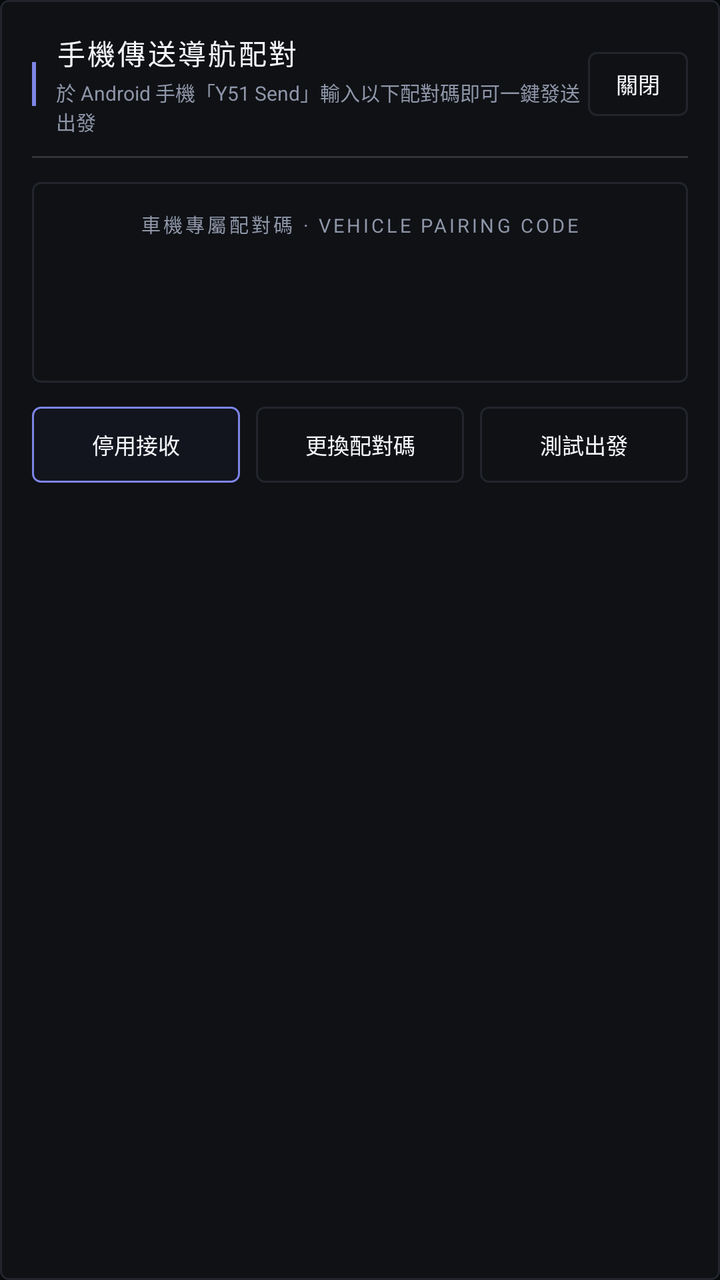
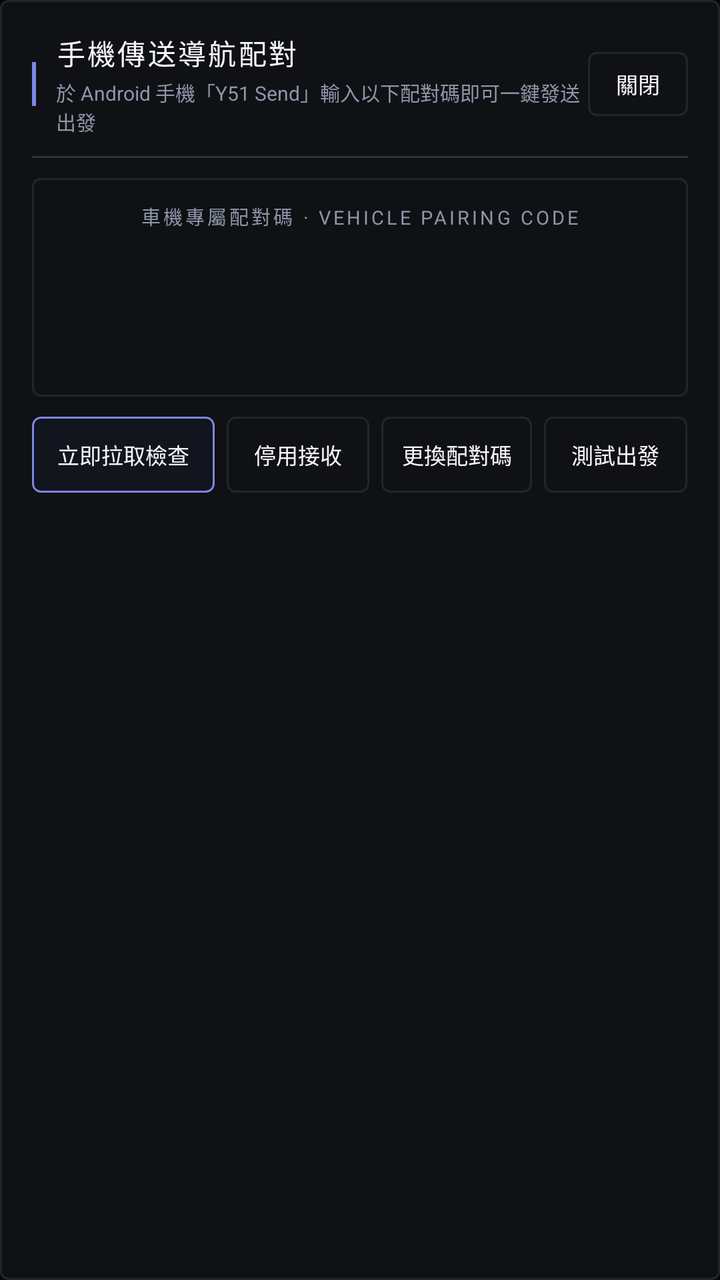

Screens rendered from an Android XML layout before and after an edit, with the pre-edit source and the edit as a unified diff.
<!-- AndroidManifest.xml: application theme Theme.InfinitiFineVision -->
<!-- res/layout/dialog_remote_nav.xml -->
<?xml version="1.0" encoding="utf-8"?>
<LinearLayout xmlns:android="http://schemas.android.com/apk/res/android"
    android:id="@+id/panelRemoteNavDialog"
    android:layout_width="match_parent"
    android:layout_height="wrap_content"
    android:background="@drawable/bg_panel"
    android:orientation="vertical"
    android:padding="16dp">

    <LinearLayout
        android:layout_width="match_parent"
        android:layout_height="wrap_content"
        android:gravity="center_vertical"
        android:orientation="horizontal">

        <View
            android:layout_width="2dp"
            android:layout_height="22dp"
            android:layout_marginEnd="10dp"
            android:background="@color/accent_fine_vision" />

        <LinearLayout
            android:layout_width="0dp"
            android:layout_height="wrap_content"
            android:layout_weight="1"
            android:orientation="vertical">

            <TextView
                android:layout_width="match_parent"
                android:layout_height="wrap_content"
                android:fontFamily="sans-serif-medium"
                android:letterSpacing="0.08"
                android:text="@string/remote_nav_dialog_title"
                android:textColor="@color/text_primary"
                android:textSize="14sp" />

            <TextView
                android:layout_width="match_parent"
                android:layout_height="wrap_content"
                android:layout_marginTop="2dp"
                android:text="@string/remote_nav_dialog_sub"
                android:textColor="@color/text_secondary"
                android:textSize="10sp" />
        </LinearLayout>

        <TextView
            android:id="@+id/btnRemoteNavDialogClose"
            android:layout_width="wrap_content"
            android:layout_height="32dp"
            android:background="@drawable/bg_button_instrument"
            android:clickable="true"
            android:focusable="true"
            android:fontFamily="sans-serif-medium"
            android:gravity="center"
            android:paddingStart="14dp"
            android:paddingEnd="14dp"
            android:text="@string/voice_btn_close"
            android:textColor="@color/text_primary"
            android:textSize="11sp" />
    </LinearLayout>

    <View
        android:layout_width="match_parent"
        android:layout_height="1dp"
        android:layout_marginTop="10dp"
        android:layout_marginBottom="12dp"
        android:background="@color/glass_divider" />

    
    <LinearLayout
        android:id="@+id/panelRemoteNavCodeBox"
        android:layout_width="match_parent"
        android:layout_height="wrap_content"
        android:background="@drawable/bg_button_instrument"
        android:gravity="center"
        android:orientation="vertical"
        android:padding="14dp">

        <TextView
            android:layout_width="wrap_content"
            android:layout_height="wrap_content"
            android:letterSpacing="0.14"
            android:text="@string/remote_nav_code_label"
            android:textColor="@color/text_secondary"
            android:textSize="9.5sp" />

        <TextView
            android:id="@+id/tvRemoteNavPairingCode"
            android:layout_width="wrap_content"
            android:layout_height="wrap_content"
            android:layout_marginTop="6dp"
            android:fontFamily="monospace"
            android:fontFeatureSettings="tnum"
            android:letterSpacing="0.16"
            android:textColor="@color/text_primary"
            android:textSize="24sp"
            android:textStyle="bold" />

        <TextView
            android:id="@+id/tvRemoteNavStateHint"
            android:layout_width="wrap_content"
            android:layout_height="wrap_content"
            android:layout_marginTop="6dp"
            android:textColor="@color/accent_fine_vision"
            android:textSize="10sp" />
    </LinearLayout>

    <LinearLayout
        android:layout_width="match_parent"
        android:layout_height="38dp"
        android:layout_marginTop="12dp"
        android:orientation="horizontal">

        <TextView
            android:id="@+id/btnRemoteNavToggle"
            android:layout_width="0dp"
            android:layout_height="match_parent"
            android:layout_marginEnd="8dp"
            android:layout_weight="1"
            android:background="@drawable/bg_button_accent"
            android:clickable="true"
            android:focusable="true"
            android:fontFamily="sans-serif-medium"
            android:gravity="center"
            android:text="@string/remote_nav_toggle_disable"
            android:textColor="@color/text_primary"
            android:textSize="11sp" />

        <TextView
            android:id="@+id/btnRemoteNavRegenerate"
            android:layout_width="0dp"
            android:layout_height="match_parent"
            android:layout_marginEnd="8dp"
            android:layout_weight="1"
            android:background="@drawable/bg_button_instrument"
            android:clickable="true"
            android:focusable="true"
            android:fontFamily="sans-serif-medium"
            android:gravity="center"
            android:text="@string/remote_nav_btn_regen"
            android:textColor="@color/text_primary"
            android:textSize="11sp" />

        <TextView
            android:id="@+id/btnRemoteNavTest"
            android:layout_width="0dp"
            android:layout_height="match_parent"
            android:layout_weight="1"
            android:background="@drawable/bg_button_instrument"
            android:clickable="true"
            android:focusable="true"
            android:fontFamily="sans-serif-medium"
            android:gravity="center"
            android:text="@string/remote_nav_btn_test"
            android:textColor="@color/text_primary"
            android:textSize="11sp" />
    </LinearLayout>
</LinearLayout>
<!-- resources referenced by this layout -->
<resources>
  <color name="accent_fine_vision">#7D85E6</color>
  <color name="glass_divider">#24FFFFFF</color>
  <color name="text_primary">#F5F6FA</color>
  <color name="text_secondary">#8E96A8</color>
  <!-- drawable bg_button_accent (drawable) -->
  <?xml version="1.0" encoding="utf-8"?>
  <selector xmlns:android="http://schemas.android.com/apk/res/android">
      <item android:state_pressed="true">
          <shape android:shape="rectangle">
              <solid android:color="@color/surface_accent_pressed" />
              <stroke
                  android:width="1dp"
                  android:color="@color/text_primary" />
              <corners android:radius="4dp" />
          </shape>
      </item>
      <item>
          <shape android:shape="rectangle">
              <solid android:color="@color/surface_accent" />
              <stroke
                  android:width="1dp"
                  android:color="@color/accent_fine_vision" />
              <corners android:radius="4dp" />
          </shape>
      </item>
  </selector>
  <!-- drawable bg_button_instrument (drawable) -->
  <?xml version="1.0" encoding="utf-8"?>
  <selector xmlns:android="http://schemas.android.com/apk/res/android">
      <item android:state_pressed="true">
          <shape android:shape="rectangle">
              <solid android:color="@color/surface_panel_pressed" />
              <stroke
                  android:width="1dp"
                  android:color="@color/accent_fine_vision" />
              <corners android:radius="4dp" />
          </shape>
      </item>
      <item>
          <shape android:shape="rectangle">
              <solid android:color="@color/surface_panel" />
              <stroke
                  android:width="1dp"
                  android:color="@color/border_hairline" />
              <corners android:radius="4dp" />
          </shape>
      </item>
  </selector>
  <!-- drawable bg_panel (drawable) -->
  <?xml version="1.0" encoding="utf-8"?>
  <shape xmlns:android="http://schemas.android.com/apk/res/android"
      android:shape="rectangle">
      <solid android:color="@color/surface_panel" />
      <stroke
          android:width="1dp"
          android:color="@color/border_hairline" />
      <corners android:radius="4dp" />
  </shape>
  <string name="remote_nav_btn_regen">更換配對碼</string>
  <string name="remote_nav_btn_test">測試出發</string>
  <string name="remote_nav_code_label">車機專屬配對碼 · VEHICLE PAIRING CODE</string>
  <string name="remote_nav_dialog_sub">於 Android 手機「Y51 Send」輸入以下配對碼即可一鍵發送出發</string>
  <string name="remote_nav_dialog_title">手機傳送導航配對</string>
  <string name="remote_nav_toggle_disable">停用接收</string>
  <string name="voice_btn_close">關閉</string>
  <style name="Theme.InfinitiFineVision" parent="Theme.AppCompat.NoActionBar">
          <item name="android:windowBackground">@color/bg_obsidian</item>
          <item name="android:colorBackground">@color/bg_obsidian</item>
          <item name="android:windowFullscreen">true</item>
          <item name="android:windowNoTitle">true</item>
          <item name="android:windowActionBar">false</item>
          <item name="android:statusBarColor">@color/bg_obsidian</item>
          <item name="android:navigationBarColor">@color/bg_obsidian</item>
          <item name="colorPrimary">@color/accent_fine_vision</item>
          <item name="colorPrimaryDark">@color/bg_obsidian</item>
          <item name="colorAccent">@color/accent_fine_vision</item>
      </style>
  <color name="surface_accent_pressed">#1A1E2E</color>
  <color name="surface_accent">#12141E</color>
  <color name="surface_panel_pressed">#161920</color>
  <color name="surface_panel">#0F1115</color>
  <color name="border_hairline">#22252C</color>
  <color name="bg_obsidian">#090A0C</color>
</resources>

<!-- the commit's change to res/layout/dialog_remote_nav.xml (unified diff, before → after) -->
@@ -63,7 +63,7 @@
         android:layout_width="match_parent"
         android:layout_height="1dp"
         android:layout_marginTop="10dp"
-        android:layout_marginBottom="12dp"
+        android:layout_marginBottom="10dp"
         android:background="@color/glass_divider" />
 
     
@@ -74,7 +74,7 @@
         android:background="@drawable/bg_button_instrument"
         android:gravity="center"
         android:orientation="vertical"
-        android:padding="14dp">
+        android:padding="12dp">
 
         <TextView
             android:layout_width="wrap_content"
@@ -88,36 +88,79 @@
             android:id="@+id/tvRemoteNavPairingCode"
             android:layout_width="wrap_content"
             android:layout_height="wrap_content"
-            android:layout_marginTop="6dp"
+            android:layout_marginTop="4dp"
             android:fontFamily="monospace"
             android:fontFeatureSettings="tnum"
             android:letterSpacing="0.16"
             android:textColor="@color/text_primary"
-            android:textSize="24sp"
+            android:textSize="23sp"
             android:textStyle="bold" />
 
         <TextView
             android:id="@+id/tvRemoteNavStateHint"
-            android:layout_width="wrap_content"
+            android:layout_width="match_parent"
             android:layout_height="wrap_content"
             android:layout_marginTop="6dp"
+            android:gravity="center"
             android:textColor="@color/accent_fine_vision"
-            android:textSize="10sp" />
+            android:textSize="10.5sp" />
+
+        <TextView
+            android:id="@+id/tvRemoteNavLiveDiag"
+            android:layout_width="match_parent"
+            android:layout_height="wrap_content"
+            android:layout_marginTop="3dp"
+            android:ellipsize="end"
+            android:gravity="center"
+            android:maxLines="2"
+            android:textColor="@color/text_secondary"
+            android:textSize="9.5sp" />
     </LinearLayout>
 
+    
+    <TextView
+        android:id="@+id/btnRemoteNavOverlayPerm"
+        android:layout_width="match_parent"
+        android:layout_height="34dp"
+        android:layout_marginTop="8dp"
+        android:background="@drawable/bg_button_instrument"
+        android:clickable="true"
+        android:focusable="true"
+        android:fontFamily="sans-serif-medium"
+        android:gravity="center"
+        android:text="@string/remote_nav_btn_overlay_perm"
+        android:textColor="@color/accent_amber_warn"
+        android:textSize="10.5sp"
+        android:visibility="gone" />
+
     <LinearLayout
         android:layout_width="match_parent"
         android:layout_height="38dp"
-        android:layout_marginTop="12dp"
+        android:layout_marginTop="10dp"
         android:orientation="horizontal">
 
         <TextView
+            android:id="@+id/btnRemoteNavCheckNow"
+            android:layout_width="0dp"
+            android:layout_height="match_parent"
+            android:layout_marginEnd="6dp"
+            android:layout_weight="1.15"
+            android:background="@drawable/bg_button_accent"
+            android:clickable="true"
+            android:focusable="true"
+            android:fontFamily="sans-serif-medium"
+            android:gravity="center"
+            android:text="@string/remote_nav_btn_check_now"
+            android:textColor="@color/text_primary"
+            android:textSize="11sp" />
+
+        <TextView
             android:id="@+id/btnRemoteNavToggle"
             android:layout_width="0dp"
             android:layout_height="match_parent"
-            android:layout_marginEnd="8dp"
-            android:layout_weight="1"
-            android:background="@drawable/bg_button_accent"
+            android:layout_marginEnd="6dp"
+            android:layout_weight="0.9"
+            android:background="@drawable/bg_button_instrument"
             android:clickable="true"
             android:focusable="true"
             android:fontFamily="sans-serif-medium"
@@ -130,8 +173,8 @@
             android:id="@+id/btnRemoteNavRegenerate"
             android:layout_width="0dp"
             android:layout_height="match_parent"
-            android:layout_marginEnd="8dp"
-            android:layout_weight="1"
+            android:layout_marginEnd="6dp"
+            android:layout_weight="0.95"
             android:background="@drawable/bg_button_instrument"
             android:clickable="true"
             android:focusable="true"
@@ -145,7 +188,7 @@
             android:id="@+id/btnRemoteNavTest"
             android:layout_width="0dp"
             android:layout_height="match_parent"
-            android:layout_weight="1"
+            android:layout_weight="0.9"
             android:background="@drawable/bg_button_instrument"
             android:clickable="true"
             android:focusable="true"
<!-- resource entries referenced after the edit -->
@@ -1,5 +1,6 @@
 <!-- resources referenced by this layout -->
 <resources>
+  <color name="accent_amber_warn">#F5A623</color>
   <color name="accent_fine_vision">#7D85E6</color>
   <color name="glass_divider">#24FFFFFF</color>
   <color name="text_primary">#F5F6FA</color>
@@ -58,6 +59,8 @@
           android:color="@color/border_hairline" />
       <corners android:radius="4dp" />
   </shape>
+  <string name="remote_nav_btn_check_now">立即拉取檢查</string>
+  <string name="remote_nav_btn_overlay_perm">點此授權「顯示在其他應用上層」（背景自動彈出必開）</string>
   <string name="remote_nav_btn_regen">更換配對碼</string>
   <string name="remote_nav_btn_test">測試出發</string>
   <string name="remote_nav_code_label">車機專屬配對碼 · VEHICLE PAIRING CODE</string>
